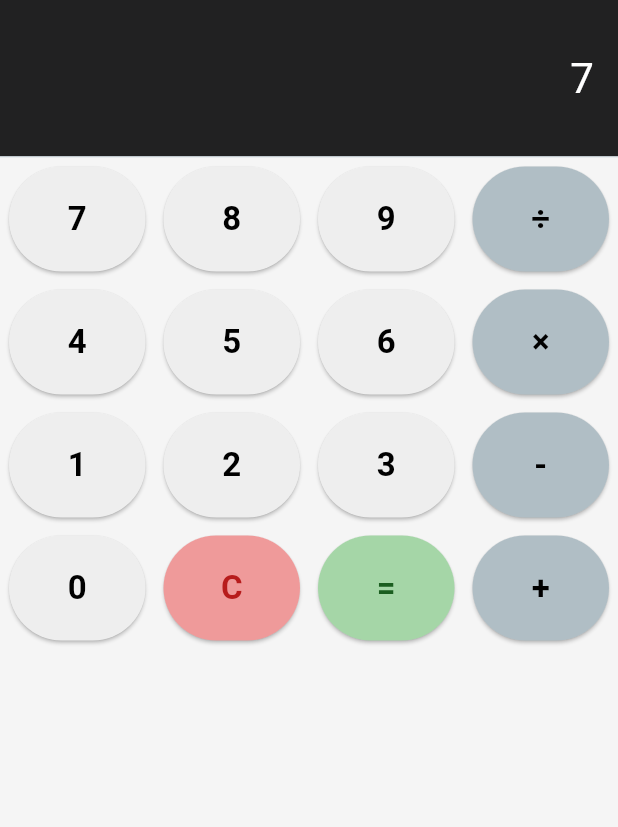
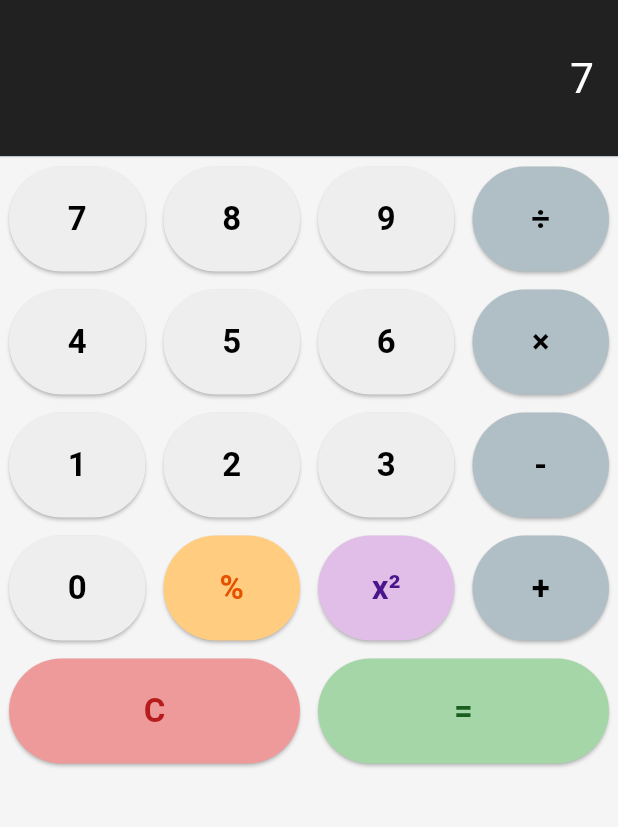
Before and after one commit to OlamideB/flutter-calculator, a Flutter app: the screen it shows after launch, after a tap on an icon or button, on a phone screen of 412 x 824 dp, the part 84-911 px from its top. Run offline on Flutter 3.47's test engine with Material 3 defaults, Android fonts, the phone set to English and light mode, and no system bars; missing offline and left inert: expressions.

Commit message:
Added square button to the calculator app

```diff
--- a/lib/main.dart
+++ b/lib/main.dart
@@ -42,6 +42,25 @@ class _CalculatorScreenState extends State<CalculatorScreen> {
         _result = '';
       } else if (value == '=') {
         _evaluate();
+      } else if (value == 'x²') {
+        // Square the current expression or last number
+        if (_expression.isNotEmpty && !_expression.endsWith('=')) {
+          try {
+            String exp = _expression.replaceAll('×', '*').replaceAll('÷', '/').replaceAll('%', '%');
+            final expression = Expression.parse(exp);
+            final evaluator = const ExpressionEvaluator();
+            final context = <String, dynamic>{};
+            final evalResult = evaluator.eval(expression, context);
+            double squared = double.parse(evalResult.toString());
+            squared = squared * squared;
+            _result = squared.toString();
+            _expression += '² = $_result';
+          } catch (e) {
+            _result = 'Error';
+            _hasError = true;
+            _expression += '² = Error';
+          }
+        }
       } else {
         if (_result.isNotEmpty && _expression.endsWith('=')) {
           // Start new expression after result
@@ -55,8 +74,11 @@ class _CalculatorScreenState extends State<CalculatorScreen> {
 
   void _evaluate() {
     try {
-      // Replace '×' and '÷' with '*' and '/' for evaluation
-      String exp = _expression.replaceAll('×', '*').replaceAll('÷', '/');
+      // Replace '×', '÷', and '%' for evaluation
+      String exp = _expression
+          .replaceAll('×', '*')
+          .replaceAll('÷', '/')
+          .replaceAll('%', '%');
       final expression = Expression.parse(exp);
       final evaluator = const ExpressionEvaluator();
       final context = <String, dynamic>{};
@@ -160,9 +182,15 @@ class _CalculatorScreenState extends State<CalculatorScreen> {
                   Row(
                     children: [
                       _buildButton('0'),
+                      _buildButton('%', color: Colors.orange[200], textColor: Colors.orange[900]), // Modulo
+                      _buildButton('x²', color: Colors.purple[100], textColor: Colors.purple[900]), // Square
+                      _buildButton('+', color: Colors.blueGrey[200]),
+                    ],
+                  ),
+                  Row(
+                    children: [
                       _buildButton('C', color: Colors.red[200], textColor: Colors.red[900]),
                       _buildButton('=', color: Colors.green[200], textColor: Colors.green[900]),
-                      _buildButton('+', color: Colors.blueGrey[200]),
                     ],
                   ),
                 ],
```
